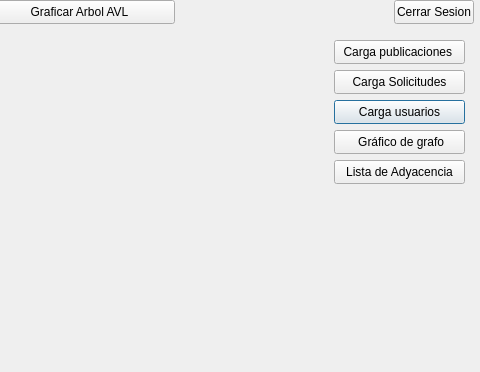
LightDemon12/-EDD-PROYECTOS_202100215, file Fase_2/admin.ui: the form before one commit; both pictures show x 816 to 1296 and y 0 to 372 of the 1296 by 762 pixel window.
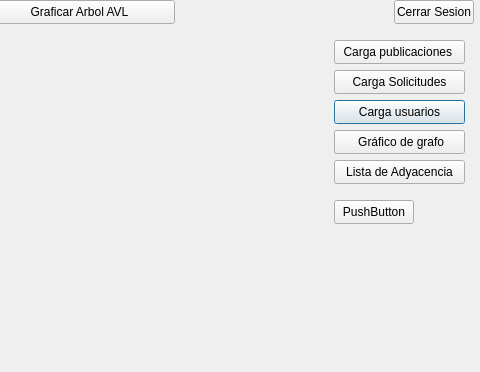
The form after the commit.

```diff
--- a/Fase_2/admin.ui
+++ b/Fase_2/admin.ui
@@ -235,6 +235,19 @@
     <string>Lista de Adyacencia</string>
    </property>
   </widget>
+  <widget class="QPushButton" name="pushButton1">
+   <property name="geometry">
+    <rect>
+     <x>1150</x>
+     <y>200</y>
+     <width>80</width>
+     <height>24</height>
+    </rect>
+   </property>
+   <property name="text">
+    <string>PushButton</string>
+   </property>
+  </widget>
  </widget>
  <resources/>
  <connections/>
```
